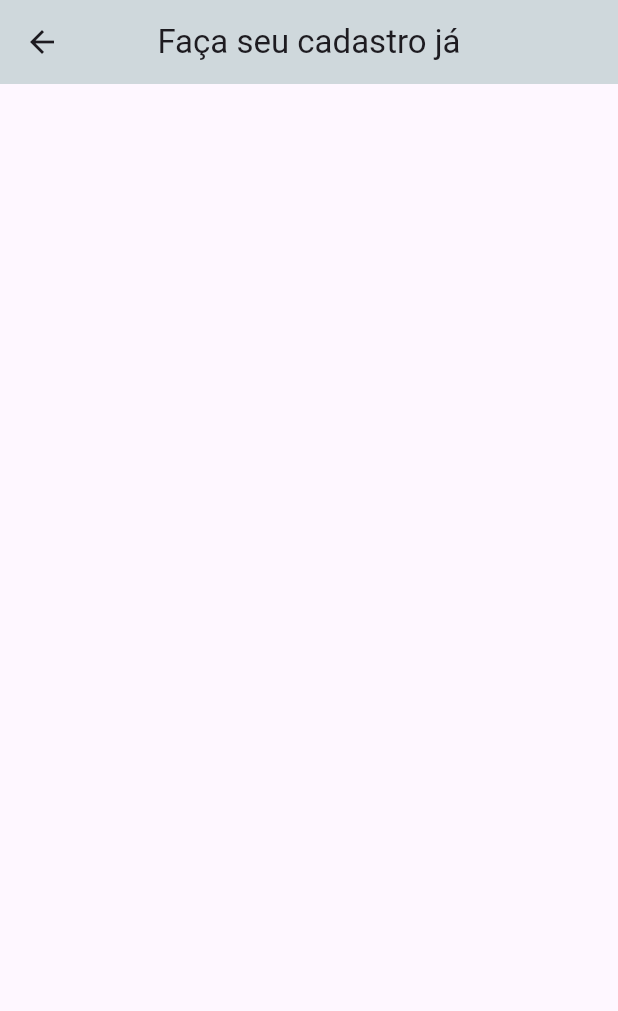
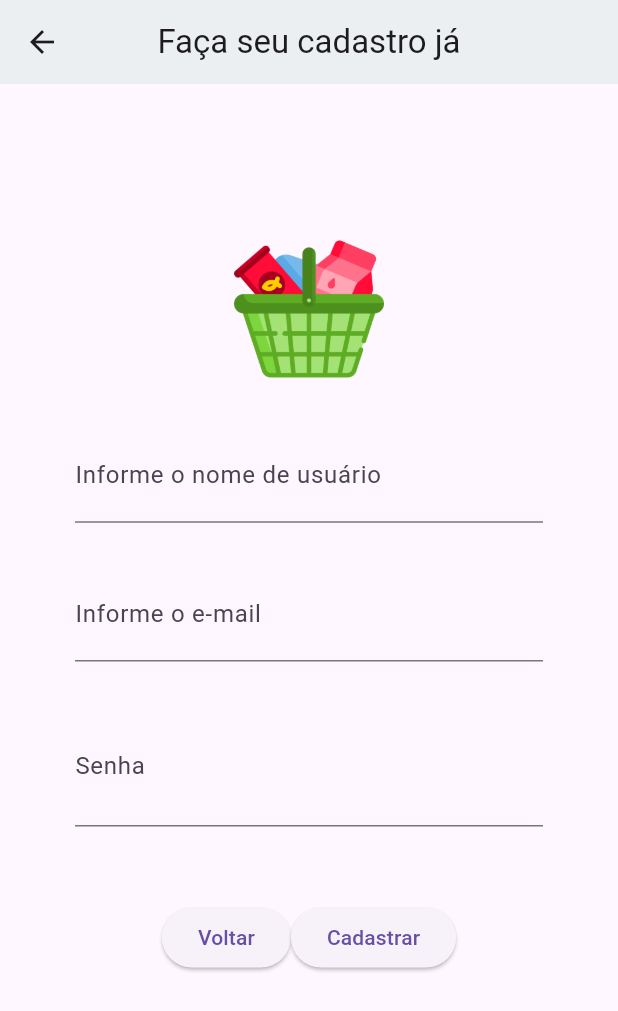
Before and after one commit to fernando-fraga/estudo-flutter-listacompras, a Flutter app: the SignUpView screen opened by its route, on a phone screen of 412 x 824 dp. Shown: the top 1011 px of the screen. Run offline on Flutter 3.47's test engine with Material 3 defaults, Android fonts, the phone set to English and light mode, and no system bars; our stand-ins replace device_preview.

Commit message:
Ajuste na tela de registre

```diff
--- a/lib/view/signup_view.dart
+++ b/lib/view/signup_view.dart
@@ -10,14 +10,123 @@ class SignUpView extends StatefulWidget {
 }
 
 class _SignUpViewState extends State<SignUpView> {
+var username = TextEditingController();
+var email = TextEditingController();
+var password = TextEditingController();
+bool senhaVisivel = false;
+
+var formKey = GlobalKey<FormState>();
+
+
   @override
-
   Widget build(BuildContext context) {
     return Scaffold(
       appBar: AppBar(
         title: Text('Faça seu cadastro já'),
         centerTitle: true,
-        backgroundColor: Colors.blueGrey.shade100,
+        backgroundColor: Colors.blueGrey.shade50,
+      ),
+      body: Padding(
+        padding: EdgeInsets.fromLTRB(50, 100, 50, 100),
+        child: Form(
+          key: formKey,
+          child: Column(
+            children: [
+              Image.asset(
+                'lib/imagens/cestocompras.png',
+                width: 100,
+                height: 100,
+              ),
+              SizedBox(height: 30,),
+              TextFormField(
+                controller: username,
+                decoration: InputDecoration(
+                  labelText: 'Informe o nome de usuário',
+                  border: UnderlineInputBorder(),
+                  prefix: Icon(Icons.person_2_outlined)
+                ),
+                validator: (value) {
+                  if (value == null) {
+                    return 'Informe o nome de usuário';
+                  }
+                  else if (value.isEmpty) {
+                    return 'Informe o nome de usuário';
+                  }
+                  return null;
+                },
+              ),
+              SizedBox(height: 30,),
+              TextFormField(
+                controller: email,
+                decoration: InputDecoration(
+                  labelText: 'Informe o e-mail',
+                  border: UnderlineInputBorder(),
+                  prefix: Icon(Icons.person_2_outlined)
+                ),
+                validator: (value) {
+                  if (value == null) {
+                    return 'Informe o endereço de e-mail usuário';
+                  }
+                  else if (value.isEmpty) {
+                    return 'Informe o endereço de e-mail usuário';
+                  }
+                  return null;
+                },
+              ),
+              SizedBox(height: 30),
+              TextFormField(
+                controller: password,
+                obscureText: senhaVisivel,
+                decoration: InputDecoration(
+                  labelText: "Senha",
+                  border: UnderlineInputBorder(),
+                  prefix: Icon(Icons.password_outlined),
+                  suffix: ElevatedButton(child: Icon(Icons.visibility), onPressed: () {
+                    setState(() {
+                      senhaVisivel = !senhaVisivel;
+                    });
+                  },
+                  )
+                ),
+                validator: (value) {
+                  if (value == null){
+                    return 'Informe a senha';
+                  } else if (value.isEmpty) {
+                    return 'Informe a senha';
+                  } else if (value.length < 8) {
+                    return 'A senha tem no mínimo 8 caracteres';
+                  }
+                  return null;
+                },
+              ),
+              SizedBox(height: 50),
+              Row(
+                mainAxisAlignment: MainAxisAlignment.center,
+                children: [
+                  ElevatedButton(onPressed: () {
+                        Navigator.pushNamed(context, 'login');
+                      }, child: Text('Voltar')
+                  ),
+                  ElevatedButton(onPressed: () {
+                    if (formKey.currentState!.validate()) {
+                      setState(() {
+                        var nome = username.text;
+
+                        ScaffoldMessenger.of(context).showSnackBar(
+                        // ignore: unnecessary_brace_in_string_interps
+                        SnackBar(content: Text('Você foi cadastrado com sucesso, Sr(a). ${nome}'),
+                        duration: Duration(seconds: 3),
+                        )
+                      );
+                      });
+                    }
+                  }, child: Text('Cadastrar')
+                  ),
+                ],
+              ),
+            ],
+            ),
+          ),
       ),
     );
   }
```
